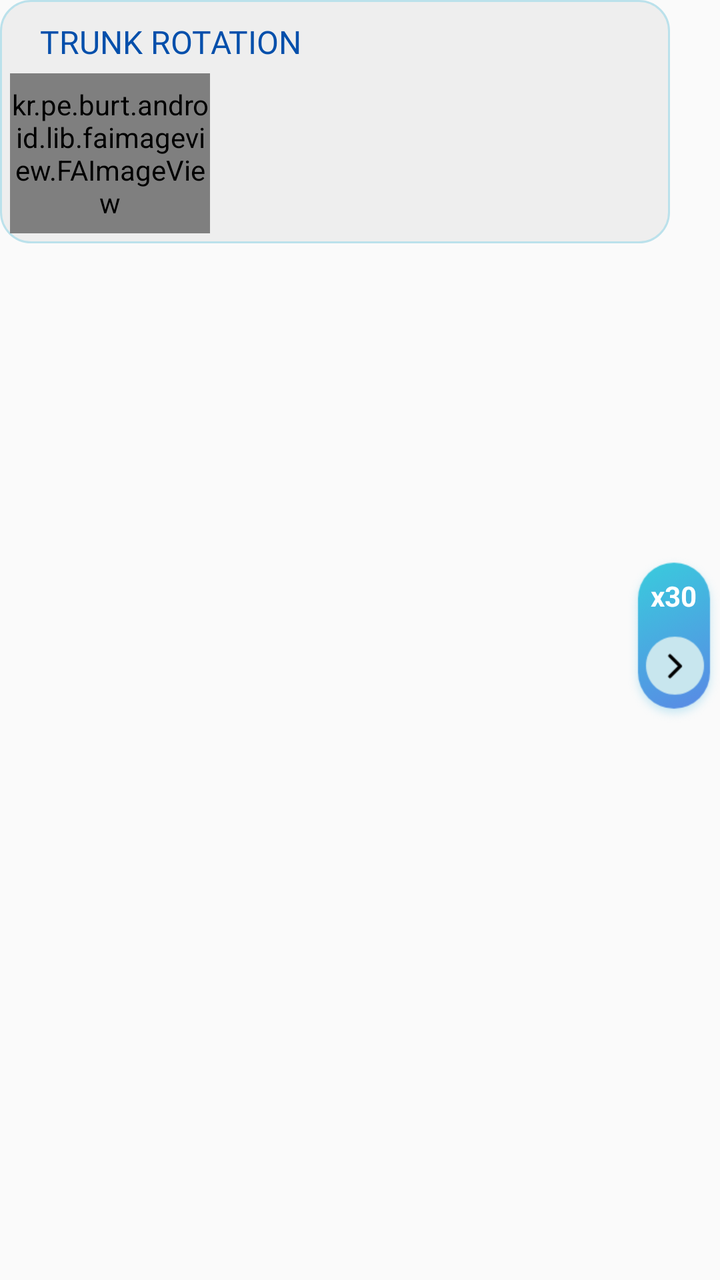
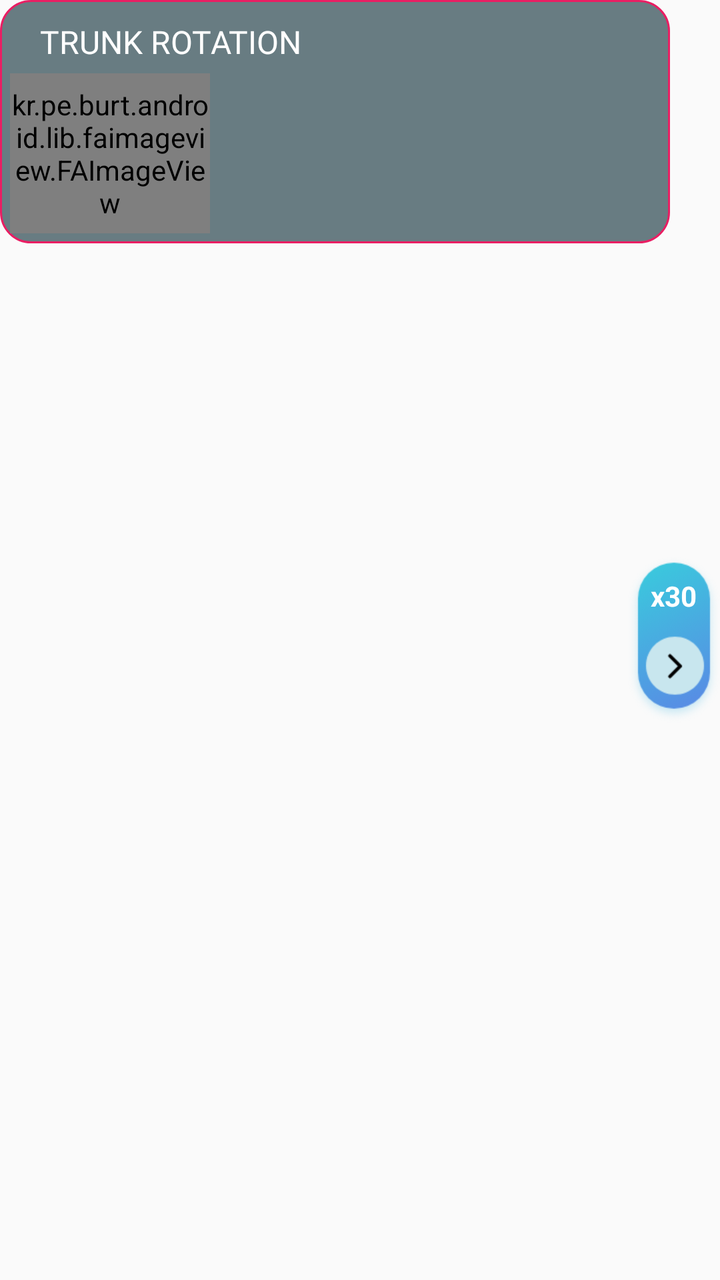

An Android layout rendered at two revisions. The XML below is the earlier revision; the diff shows what the commit changed to produce the second picture.
<!-- AndroidManifest.xml: application theme AppTheme -->
<!-- res/layout/row_days.xml -->
<?xml version="1.0" encoding="utf-8"?>
<RelativeLayout xmlns:android="http://schemas.android.com/apk/res/android"
    xmlns:aapt="http://schemas.android.com/aapt"
    xmlns:app="http://schemas.android.com/apk/res-auto"
    android:id="@+id/cardViewInRecycler"
    android:layout_width="match_parent"
    android:layout_height="wrap_content"
    android:layout_marginTop="15dp"
    android:orientation="horizontal">

    <RelativeLayout
        android:id="@+id/rel1"
        android:layout_marginRight="25dp"
        android:layout_width="match_parent"

        android:background="@drawable/corner1"
        android:layout_height="wrap_content">

        <LinearLayout
            android:id="@+id/day_exc"
            android:layout_width="match_parent"
            android:layout_height="wrap_content"
            android:orientation="horizontal">

            <LinearLayout
                android:layout_width="0dp"
                android:layout_height="wrap_content"
                android:layout_gravity="center"
                android:layout_weight="2"
                android:orientation="vertical">

                <TextView
                    android:id="@+id/exerciseName"
                    android:layout_width="wrap_content"
                    android:layout_height="wrap_content"
                    android:layout_marginLeft="20dp"
                    android:fontFamily="@font/robotomedium"
                    android:text="TRUNK ROTATION"
                    android:layout_marginTop="10dp"
                    android:textColor="@color/colorPrimaryDark"
                    android:textSize="16dp" />

                <kr.pe.burt.android.lib.faimageview.FAImageView
                    android:id="@+id/animation"
                    android:layout_width="100dp"
                    android:layout_height="80dp"
                    android:layout_margin="5dp"
                    android:src="@mipmap/ic_launcher" />


            </LinearLayout>


        </LinearLayout>



    </RelativeLayout>

<RelativeLayout
    android:id="@+id/rel2"
    android:layout_width="wrap_content"
    android:layout_alignParentRight="true"
    android:layout_centerInParent="true"
    android:layout_height="wrap_content">

    <RelativeLayout
        android:layout_width="wrap_content"
        android:layout_height="wrap_content">

        <ImageView
            android:layout_width="wrap_content"
            android:layout_height="wrap_content"
            android:background="@mipmap/corner_right"/>
        <TextView
            android:id="@+id/rotation"
            android:layout_width="wrap_content"
            android:layout_height="wrap_content"
            android:layout_marginLeft="20dp"
            android:layout_marginTop="10dp"
            android:text="x30"
            android:layout_centerHorizontal="true"
            android:textColor="@color/white"
            android:textStyle="bold" />

    </RelativeLayout>



</RelativeLayout>
</RelativeLayout>
<!-- resources referenced by this layout -->
<resources>
  <color name="colorPrimaryDark">#044fab</color>
  <color name="white">#ffffff</color>
  <!-- drawable corner1 (drawable) -->
  <?xml version="1.0" encoding="utf-8"?>
  <shape xmlns:android="http://schemas.android.com/apk/res/android"
      android:shape="rectangle">
  
  
      <stroke
          android:width="1dp"
          android:color="#BBE1EB"/>
  
      <corners android:radius="15dp"/>
  
      <solid
          android:color="#EEEEEE"/>
  
  </shape>
  <!-- mipmap corner_right: png bitmap (mipmap-xhdpi, 11991 bytes) -->
  <!-- mipmap ic_launcher: png bitmap (mipmap-hdpi, 3593 bytes) -->
  <style name="AppTheme" parent="Theme.AppCompat.Light.DarkActionBar">
          
          <item name="colorPrimary">@color/colorPrimary</item>
          <item name="colorPrimaryDark">@color/colorPrimaryDark</item>
          <item name="colorAccent">@color/colorAccent</item>
      </style>
  <color name="colorPrimary">#36D1DC</color>
  <color name="colorAccent">#03DAC5</color>
</resources>

<!-- the commit's change to res/layout/row_days.xml (unified diff, before → after) -->
@@ -13,7 +13,7 @@
         android:layout_marginRight="25dp"
         android:layout_width="match_parent"
 
-        android:background="@drawable/corner1"
+        android:background="@drawable/corner1_white"
         android:layout_height="wrap_content">
 
         <LinearLayout
@@ -37,7 +37,7 @@
                     android:fontFamily="@font/robotomedium"
                     android:text="TRUNK ROTATION"
                     android:layout_marginTop="10dp"
-                    android:textColor="@color/colorPrimaryDark"
+                    android:textColor="@color/white"
                     android:textSize="16dp" />
 
                 <kr.pe.burt.android.lib.faimageview.FAImageView
<!-- resource entries referenced after the edit -->
@@ -1,8 +1,8 @@
 <!-- resources referenced by this layout -->
 <resources>
-  <color name="colorPrimaryDark">#044fab</color>
+  <color name="colorPrimaryDark">#1F2339</color>
   <color name="white">#ffffff</color>
-  <!-- drawable corner1 (drawable) -->
+  <!-- drawable corner1_white (drawable) -->
   <?xml version="1.0" encoding="utf-8"?>
   <shape xmlns:android="http://schemas.android.com/apk/res/android"
       android:shape="rectangle">
@@ -10,12 +10,12 @@
   
       <stroke
           android:width="1dp"
-          android:color="#BBE1EB"/>
+          android:color="#E91E63"/>
   
       <corners android:radius="15dp"/>
   
       <solid
-          android:color="#EEEEEE"/>
+          android:color="#A5193842"/>
   
   </shape>
   <!-- mipmap corner_right: png bitmap (mipmap-xhdpi, 11991 bytes) -->
@@ -26,7 +26,7 @@
           <item name="colorPrimaryDark">@color/colorPrimaryDark</item>
           <item name="colorAccent">@color/colorAccent</item>
       </style>
-  <color name="colorPrimary">#36D1DC</color>
-  <color name="colorAccent">#03DAC5</color>
+  <color name="colorPrimary">#434A71</color>
+  <color name="colorAccent">#1F2339</color>
 </resources>
 
